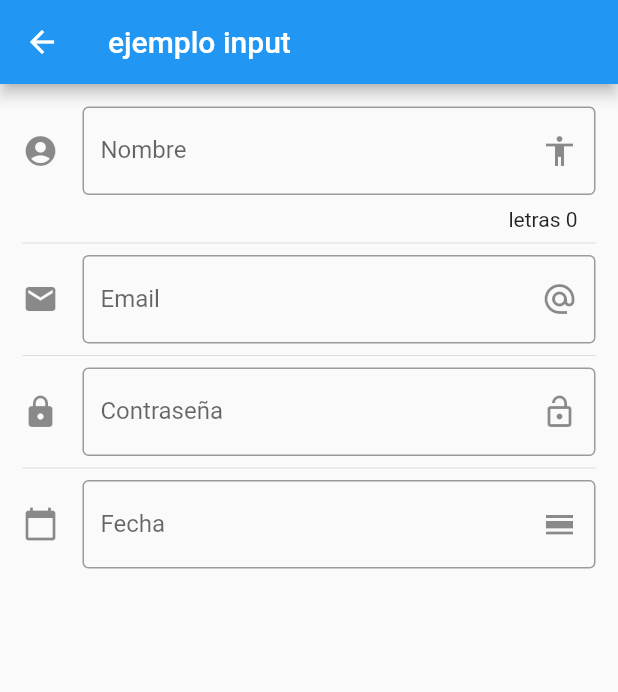
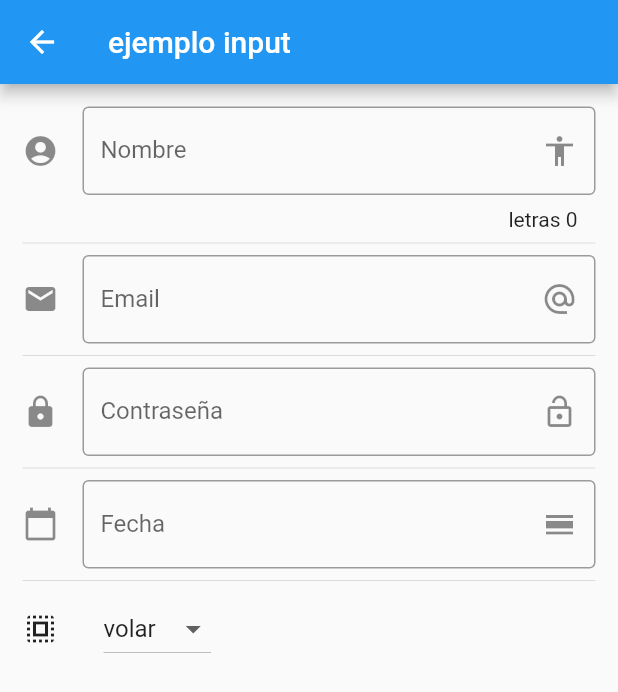
Before and after one commit to juannicolasvargas/components_flutter, a Flutter app: the InputView screen opened by its route, on a phone screen of 412 x 824 dp. Shown: the top 692 px of the screen. Run offline on Flutter 3.47's test engine with Material 2 defaults, Android fonts, the phone set to English and light mode, and no system bars.

Commit message:
finish course

```diff
--- a/lib/src/routes/routes.dart
+++ b/lib/src/routes/routes.dart
@@ -6,6 +6,8 @@ import 'package:components/src/views/home.dart';
 import 'package:components/src/views/card_view.dart';
 import 'package:components/src/views/animated_container_view.dart';
 import 'package:components/src/views/input_view.dart';
+import 'package:components/src/views/slider_view.dart';
+import 'package:components/src/views/list_view.dart';
 
 Map<String, WidgetBuilder> getRoutes() {
   return <String, WidgetBuilder>{
@@ -14,6 +16,8 @@ Map<String, WidgetBuilder> getRoutes() {
     'avatar' : (BuildContext context) => AvatarView(),
     'card'   : (BuildContext context) => CardView(),
     'animatedContainer'   : (BuildContext context) => AnimatedContainerView(),
-    'inputs' : (BuildContext context) => InputView()
+    'inputs' : (BuildContext context) => InputView(),
+    'slider' : (BuildContext context) => SliderView(),
+    'list'   : (BuildContext context) => ListaView()
   };
 }
--- a/lib/src/views/input_view.dart
+++ b/lib/src/views/input_view.dart
@@ -11,7 +11,10 @@ class _InputViewState extends State<InputView> {
   String _email;
   String _password;
   String _fecha;
+  String _opcionSeleccionada = 'volar';
+
   TextEditingController _inputField = new TextEditingController();
+  List<String> _poderes = ['volar','fuego','rayo','chakra'];
 
   @override
   Widget build(BuildContext context) {
@@ -26,7 +29,9 @@ class _InputViewState extends State<InputView> {
           Divider(),
           _crearPassword(),
           Divider(),
-          _crearFecha(context)
+          _crearFecha(context),
+          Divider(),
+          _crearDrowndown()
         ]
       ),
     );
@@ -117,4 +122,32 @@ class _InputViewState extends State<InputView> {
       });
     }
   }
+
+  List<DropdownMenuItem<String>> _getPoderes() {
+    return _poderes.map((poder){
+      return DropdownMenuItem(
+        child: Text(poder),
+        value: poder,
+      );
+    }).toList();
+  }
+
+  Widget _crearDrowndown() {
+    return Row(
+      children: <Widget>[
+        Icon(Icons.select_all),
+        SizedBox(width: 30.0),
+        DropdownButton(
+          value: _opcionSeleccionada,
+          items: _getPoderes(),
+          onChanged: (valor){
+            setState(() {
+              _opcionSeleccionada = valor;
+            });
+            print(valor);
+          },
+        ),
+      ],
+    );
+  }
 }
```
Also changed, not shown: data/menu_opts.json (+10 -0 lines), lib/src/views/list_view.dart (added, +114 -0 lines), lib/src/views/slider_view.dart (added, +64 -0 lines).
